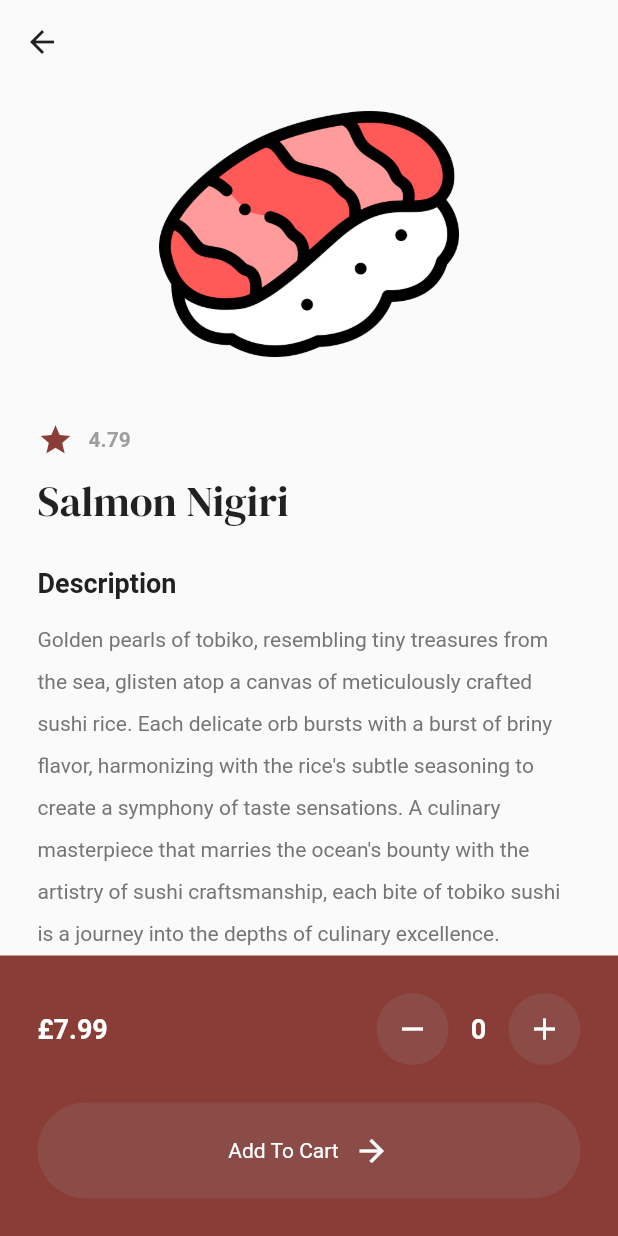
After one commit to Sommos/flutter_sushi_restaurant, a Flutter app: the MenuPage screen opened by its route, after a tap on "Salmon Nigiri", on a phone screen of 412 x 824 dp. The commit adds this screen. Run offline on Flutter 3.47's test engine with Material 2 defaults, Android fonts, the phone set to English and light mode, and no system bars; our stand-ins replace google_fonts.

Commit message:
added food details page, and added images to README.md

```diff
--- a/lib/components/food_tile.dart
+++ b/lib/components/food_tile.dart
@@ -6,15 +6,19 @@ import "../models/food.dart";
 
 class FoodTile extends StatelessWidget {
   final Food food;
+  final void Function()? onTap;
 
   const FoodTile({
     super.key,
     required this.food,
+    required this.onTap,
   });
 
   @override
   Widget build(BuildContext context) {
-    return Container(
+    return GestureDetector(
+      onTap: onTap,
+      child: Container(
         decoration: BoxDecoration(
           color: Colors.grey[100],
           borderRadius: BorderRadius.circular(20.0),
@@ -69,6 +73,7 @@ class FoodTile extends StatelessWidget {
             ),
           ],
         ),
+      ),
     );
   }
 }
--- a/lib/models/food.dart
+++ b/lib/models/food.dart
@@ -10,9 +10,4 @@ class Food {
     required this.imagePath,
     required this.rating,
   });
-
-  String get _name => name;
-  String get _price => price;
-  String get _imagePath => imagePath;
-  String get _rating => rating;
 }
--- /dev/null
+++ b/lib/pages/food_details_page.dart
@@ -0,0 +1,195 @@
+import "package:flutter/material.dart";
+import "package:flutter_sushi_restaurant/components/button.dart";
+import "package:google_fonts/google_fonts.dart";
+
+import "../models/food.dart";
+import "../theme/colors.dart";
+
+class FoodDetailsPage extends StatefulWidget {
+  final Food food;
+
+  const FoodDetailsPage({
+    super.key,
+    required this.food,
+  });
+
+  @override
+  State<FoodDetailsPage> createState() => _FoodDetailsPageState();
+}
+
+class _FoodDetailsPageState extends State<FoodDetailsPage> {
+  int quantityCount = 0;
+
+  void decrementQuantity() {
+    setState(() {
+      quantityCount--;
+    });
+  }
+
+  void incrementQuantity() {
+    setState(() {
+      quantityCount++;
+    });
+  }
+
+  void addToCart() {}
+
+  @override
+  Widget build(BuildContext context) {
+    return Scaffold(
+      appBar: AppBar(
+        backgroundColor: Colors.transparent,
+        elevation: 0,
+        foregroundColor: Colors.grey[900],
+      ),
+      body: Column(
+        children: [
+          // listview of food details
+          Expanded(
+            child: Padding(
+              padding: const EdgeInsets.symmetric(horizontal: 25.0),
+              child: ListView(
+                children: [
+                  // image
+                  Image.asset(
+                    widget.food.imagePath,
+                    height: 200.0,
+                  ),
+
+                  const SizedBox(height: 25.0),
+
+                  // rating
+                  Row(
+                    children: [
+                      // star icon
+                      Icon(
+                        Icons.star,
+                        color: primaryColor,
+                      ),
+
+                      const SizedBox(width: 10.0),
+
+                      // rating
+                      Text(
+                        widget.food.rating,
+                        style: const TextStyle(
+                          color: Colors.grey,
+                          fontWeight: FontWeight.bold,
+                        ),
+                      ),
+                    ],
+                  ),
+
+                  const SizedBox(height: 10.0),
+
+                  // food name
+                  Text(
+                    widget.food.name,
+                    style: GoogleFonts.dmSerifDisplay(fontSize: 28.0),
+                  ),
+
+                  const SizedBox(height: 25.0),
+
+                  // description
+                  Text(
+                    "Description",
+                    style: TextStyle(
+                      color: Colors.grey[900],
+                      fontWeight: FontWeight.bold,
+                      fontSize: 18.0,
+                    ),
+                  ),
+
+                  const SizedBox(height: 10.0),
+
+                  Text(
+                    "Golden pearls of tobiko, resembling tiny treasures from the sea, glisten atop a canvas of meticulously crafted sushi rice. Each delicate orb bursts with a burst of briny flavor, harmonizing with the rice's subtle seasoning to create a symphony of taste sensations. A culinary masterpiece that marries the ocean's bounty with the artistry of sushi craftsmanship, each bite of tobiko sushi is a journey into the depths of culinary excellence.",
+                    style: TextStyle(
+                      color: Colors.grey[600],
+                      fontSize: 14.0,
+                      height: 2.0,
+                    ),
+                  ),
+                ],
+              ),
+            ),
+          ),
+          Container(
+            color: primaryColor,
+            padding: const EdgeInsets.all(25.0),
+            child: Column(
+              children: [
+                // price
+                Row(
+                  mainAxisAlignment: MainAxisAlignment.spaceBetween,
+                  children: [
+                    Text(
+                      widget.food.price,
+                      style: const TextStyle(
+                        color: Colors.white,
+                        fontWeight: FontWeight.bold,
+                        fontSize: 18.0,
+                      ),
+                    ),
+                    // quantity
+                    Row(
+                      children: [
+                        // minus button
+                        Container(
+                          decoration: BoxDecoration(
+                            color: secondaryColor,
+                            shape: BoxShape.circle,
+                          ),
+                          child: IconButton(
+                            icon: const Icon(
+                              Icons.remove,
+                              color: Colors.white,
+                            ),
+                            onPressed: decrementQuantity,
+                          ),
+                        ),
+
+                        // quantity count
+                        SizedBox(
+                          width: 40.0,
+                          child: Center(
+                            child: Text(
+                              quantityCount.toString(),
+                              style: const TextStyle(
+                                color: Colors.white,
+                                fontWeight: FontWeight.bold,
+                                fontSize: 18.0,
+                              ),
+                            ),
+                          ),
+                        ),
+
+                        // plus button
+                        Container(
+                          decoration: BoxDecoration(
+                            color: secondaryColor,
+                            shape: BoxShape.circle,
+                          ),
+                          child: IconButton(
+                            icon: const Icon(
+                              Icons.add,
+                              color: Colors.white,
+                            ),
+                            onPressed: incrementQuantity,
+                          ),
+                        ),
+                      ],
+                    ),
+                  ],
+                ),
+                const SizedBox(height: 25.0),
+                // add to cart
+                MyButton(text: "Add To Cart", onTap: addToCart)
+              ],
+            ),
+          ),
+        ],
+      ),
+    );
+  }
+}
--- a/lib/pages/menu_page.dart
+++ b/lib/pages/menu_page.dart
@@ -5,6 +5,7 @@ import "../components/food_tile.dart";
 import "../components/button.dart";
 import "../theme/colors.dart";
 import "../models/food.dart";
+import "food_details_page.dart";
 
 class MenuPage extends StatefulWidget {
   const MenuPage({super.key});
@@ -46,6 +47,12 @@ class _MenuPageState extends State<MenuPage> {
   ];
 
   List _filteredFoods = [];
+
+  void navigateToFoodDetails(int index) {
+    Navigator.push(context,MaterialPageRoute(
+      builder: (context) => FoodDetailsPage(food: foodMenu[index]),
+    ),);
+  }
 
   @override
   void initState() {
@@ -161,7 +168,7 @@ class _MenuPageState extends State<MenuPage> {
                   borderRadius: BorderRadius.circular(20.0),
                 ),
                 hintText: 'Search...',
-                prefixIcon: Icon(Icons.search),
+                prefixIcon: const Icon(Icons.search),
               ),
               onChanged: _filterFoods,
             ),
@@ -190,6 +197,7 @@ class _MenuPageState extends State<MenuPage> {
               itemCount: _filteredFoods.length,
               itemBuilder: (context, index) => FoodTile(
                 food: _filteredFoods[index],
+                onTap: () => navigateToFoodDetails(index),
               ),
             ),
           ),
```
Also changed, not shown: image_3.png (added), image_4.png (added), 2 other files. Lines whose indentation alone changed are shown as unchanged.
